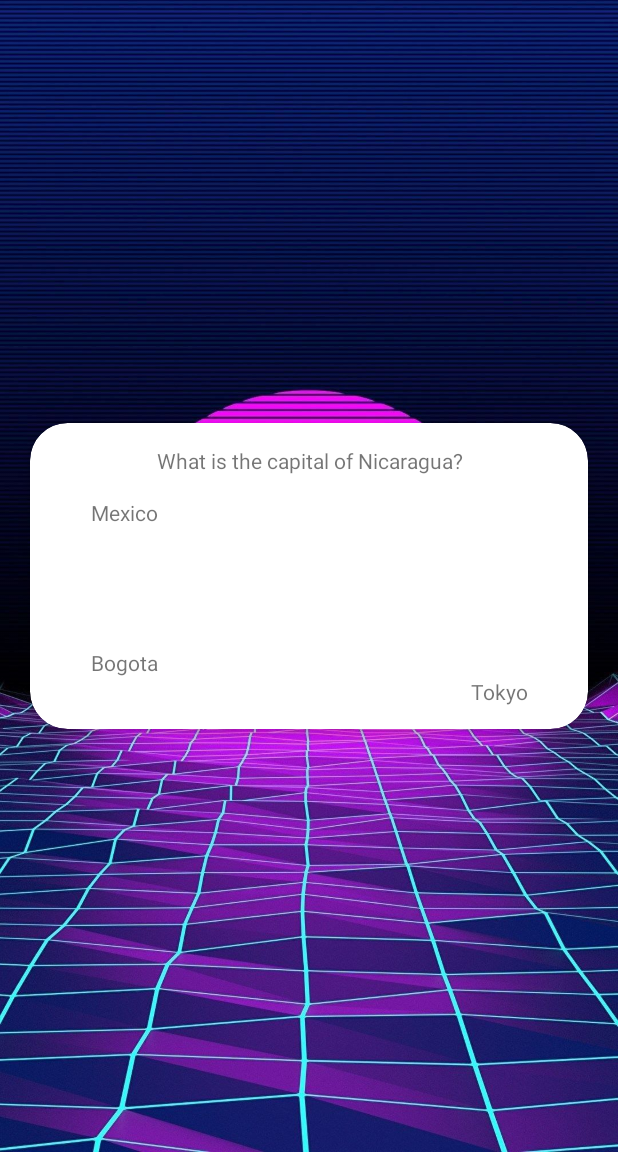
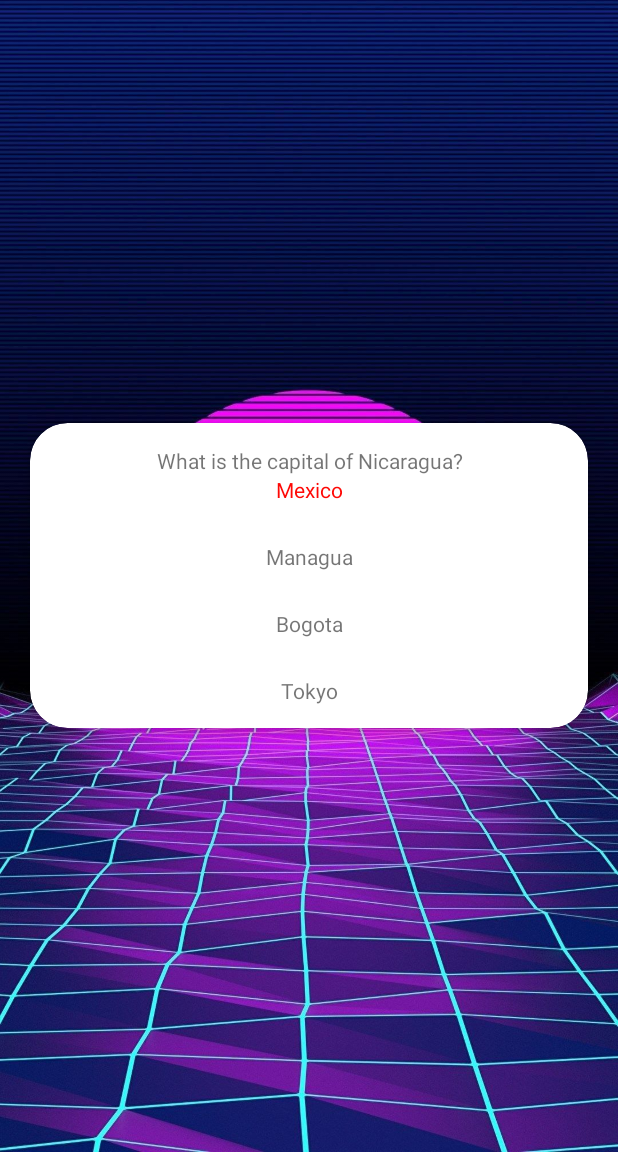
Before and after one commit to GaetanKarst/The-Kotlingerless-Quiz, an Android app: the QuestionActivity screen opened directly, with no data from a screen before it, after a tap on "Mexico", on a phone screen of 412 x 824 dp, the part 84-1236 px from its top. Run offline under Robolectric (Android 15) with nearby library versions, the phone set to English and light mode, and no system bars.

Commit message:
Right/Wrong answers colors themselves when clicked + few refactor

```diff
--- a/app/src/main/java/com/example/quiz_app/Constants.kt
+++ b/app/src/main/java/com/example/quiz_app/Constants.kt
@@ -6,20 +6,20 @@ object Constants {
 
         // TODO: Refactor to be scalable
         val question1 = Question(1, "What is the capital of Nicaragua?", R.drawable.nicaragua_capital,
-            "Mexico", "Managua", "Bogota", "Tokyo", 2 );
+            "Mexico", "Managua", "Bogota", "Tokyo", "Managua" );
 
         val question2 = Question(2, "What was the name Romans gave to Scotland?", R.drawable.roman_empire,
-        "Dacia", "Gallia", "Caledonia", "Pannonia", 4);
+        "Dacia", "Gallia", "Caledonia", "Pannonia", "Caledonia");
 
         val question3 = Question(3, "How many pair of legs does a lobster have?", R.drawable.lobster,
-        "10", "6", "5", "4", 3);
+        "10", "6", "5", "4", "5");
 
         val question4 = Question(4, "Which country has the longest coastline in the world",
             R.drawable.coastline,
-        "Russia", "Canada","Australia", "Japan", 2);
+        "Russia", "Canada","Australia", "Japan", "Canada");
 
         val question5 = Question(5, "What major programming languages was invented in 1972?", R.drawable.programming,
-        "C", "Pascal", "Fortran", "Cobol", 1)
+        "C", "Pascal", "Fortran", "Cobol", "C")
 
         questionsList.add(question1);
         questionsList.add(question2);
--- a/app/src/main/java/com/example/quiz_app/Question.kt
+++ b/app/src/main/java/com/example/quiz_app/Question.kt
@@ -8,5 +8,5 @@ data class Question (
     val answerTwo: String,
     val answerThree: String,
     val answerFour: String,
-    val correctAnswer: Int
+    val correctAnswer: String
 )
--- a/app/src/main/java/com/example/quiz_app/QuestionActivity.kt
+++ b/app/src/main/java/com/example/quiz_app/QuestionActivity.kt
@@ -1,49 +1,76 @@
 package com.example.quiz_app
 
+import android.graphics.Color
 import androidx.appcompat.app.AppCompatActivity
 import android.os.Bundle
 import android.text.method.LinkMovementMethod
 import android.widget.Button
+import android.widget.ImageView
 import android.widget.TextView
+import android.widget.Toast
+
+var questionIndex: Int = 0;
+var score: Int = 0;
+val questionList = Constants.getQuestions();
 
 class QuestionActivity : AppCompatActivity() {
     override fun onCreate(savedInstanceState: Bundle?) {
         super.onCreate(savedInstanceState)
         setContentView(R.layout.activity_question)
 
-        val questionIndex: Int = 0;
-        val score: Int = 0;
-        val questionList = Constants.getQuestions();
 
-        displayQuestion(questionList, questionIndex, score);
+        displayQuestion(questionList, questionIndex);
     }
 
-    private fun displayQuestion(list : ArrayList<Question>, index: Int, score: Int) : Unit {
+    private fun displayQuestion(list : ArrayList<Question>, index: Int) : Unit {
         val questionText = findViewById<TextView>(R.id.question_text);
+        val questionImage = findViewById<ImageView>(R.id.question_image);
         val answer1 = findViewById<TextView>(R.id.question_answer_1);
         val answer2 = findViewById<TextView>(R.id.question_answer_2);
         val answer3 = findViewById<TextView>(R.id.question_answer_3);
         val answer4 = findViewById<TextView>(R.id.question_answer_4);
 
         // TODO: Make it button but can't figure out how to set the text of an XML button element
+        // TODO: Make a progressBar!
         questionText.setText(list.get(index).question);
+//        questionImage.setImageResource(list.get(index).image);
+
         answer1.setText(list.get(index).answerOne)
         answer1.setOnClickListener() {
-            println("Answer 1 clicked")
+            answerClicked(answer1, questionIndex);
         }
         answer2.setText(list.get(index).answerTwo);
         answer2.setOnClickListener() {
-            println("Answer 2 clicked")
+            answerClicked(answer2, questionIndex);
         }
         answer3.setText(list.get(index).answerThree);
         answer3.setOnClickListener() {
-            println("Answer 3 clicked")
+            answerClicked(answer3, questionIndex);
         }
         answer4.setText(list.get(index).answerFour);
         answer4.setOnClickListener() {
-            println("Answer 4 clicked")
+            answerClicked(answer4, questionIndex);
         }
     }
 
-    //TODO: Put the onResume function here to handle right answer and increase question index + score
+    private fun answerClicked(selectedAnswer: TextView, index: Int) : Boolean{
+        if (selectedAnswer.text.toString() == questionList.get(index).correctAnswer) {
+            selectedAnswer.setTextColor(Color.parseColor("#44FF99"));
+            questionIndex++;
+            score++;
+            Toast.makeText(this, "Correct Answer!🎉", Toast.LENGTH_SHORT).show();
+            return true;
+        }
+        selectedAnswer.setTextColor(Color.parseColor("#FE0805"));
+        Toast.makeText(this, "Wrong Answer!😵", Toast.LENGTH_SHORT).show();
+        return false;
+    }
+
+    override fun onResume() {
+        super.onResume()
+
+        println("The activity is on Resume")
+
+
+    }
 }
--- a/app/src/main/res/layout/activity_question.xml
+++ b/app/src/main/res/layout/activity_question.xml
@@ -31,40 +31,39 @@
                 android:layout_height="wrap_content"
                 android:gravity="center"
                 />
-<!--Answers-->
-            <LinearLayout
+
+            <ImageView
+                android:id="@+id/question_image"
                 android:layout_width="match_parent"
                 android:layout_height="match_parent"
-                android:orientation="horizontal">
+                android:gravity="center"/>
+<!--Answers-->
             <TextView
                 android:id="@+id/question_answer_1"
                 android:layout_width="match_parent"
                 android:layout_height="wrap_content"
-                android:gravity="left"
-                android:layout_marginLeft="25dp"
-                android:layout_marginTop="15dp"
+                android:gravity="center"
+                android:layout_marginBottom="25dp"
                 />
             <TextView
                 android:id="@+id/question_answer_2"
                 android:layout_width="match_parent"
                 android:layout_height="wrap_content"
-                android:gravity="right"
-                android:layout_marginRight="25dp"
+                android:gravity="center"
                 />
-            </LinearLayout>
             <TextView
                 android:id="@+id/question_answer_3"
                 android:layout_width="match_parent"
                 android:layout_height="wrap_content"
-                android:gravity="left"
-                android:layout_marginLeft="25dp"
+                android:gravity="center"
+                android:layout_marginTop="25dp"
                 />
             <TextView
                 android:id="@+id/question_answer_4"
                 android:layout_width="match_parent"
                 android:layout_height="wrap_content"
-                android:gravity="right"
-                android:layout_marginRight="25dp"
+                android:gravity="center"
+                android:layout_marginTop="25dp"
                 />
 <!--End of the answers-->
 
```
